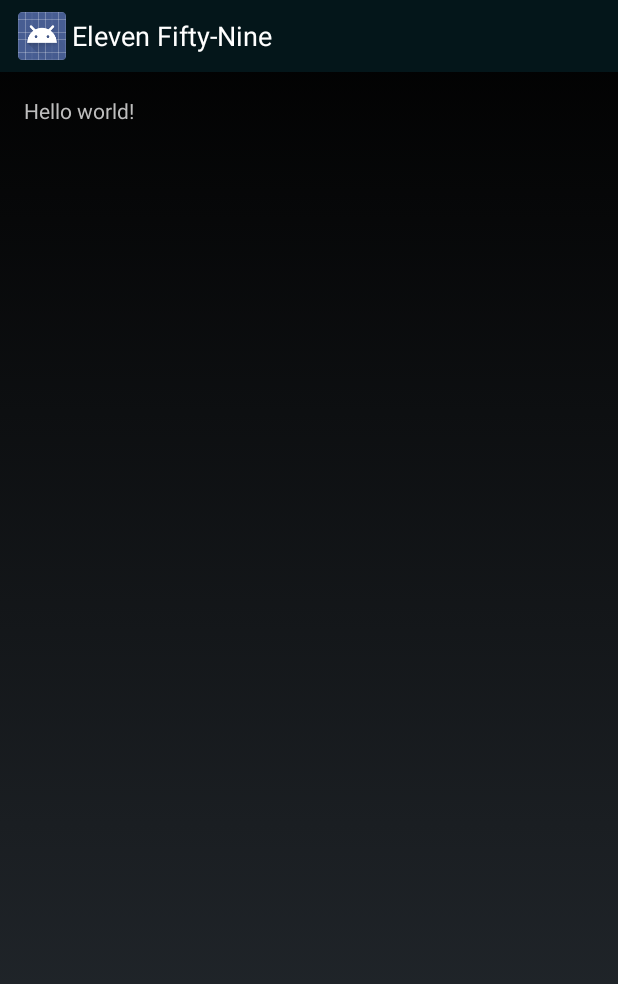
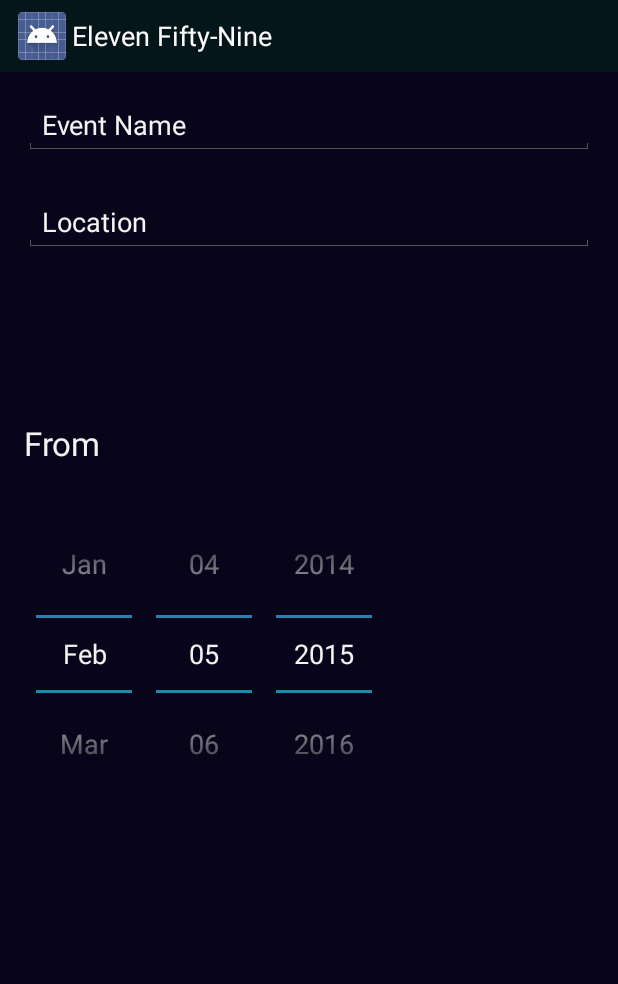
Before and after one commit to 080419android/droidCal, an Android app: the layout activity_input_task_view.xml on its own in the app's theme, with its tools: preview values and no code run, on a phone screen of 412 x 824 dp. Shown: the top 984 px of the screen. Run offline under Robolectric (Android 15) with nearby library versions, the phone set to English and light mode, and no system bars.

Commit message:
Added Input Task:

```diff
--- a/ElevenFifty-Nine/app/src/main/AndroidManifest.xml
+++ b/ElevenFifty-Nine/app/src/main/AndroidManifest.xml
@@ -16,6 +16,10 @@
                 <category android:name="android.intent.category.LAUNCHER" />
             </intent-filter>
         </activity>
+        <activity
+            android:name=".InputTaskView"
+            android:label="@string/title_activity_input_task_view" >
+        </activity>
     </application>
 
 </manifest>
--- a/ElevenFifty-Nine/app/src/main/res/layout/activity_input_task_view.xml
+++ b/ElevenFifty-Nine/app/src/main/res/layout/activity_input_task_view.xml
@@ -6,11 +6,46 @@
                 android:paddingRight="@dimen/activity_horizontal_margin"
                 android:paddingTop="@dimen/activity_vertical_margin"
                 android:paddingBottom="@dimen/activity_vertical_margin"
+                android:background="@color/MainBackground"
                 tools:context="com.droid080419.droid080419.elevenfifty_nine.InputTaskView">
 
+
+     <EditText
+               android:layout_width="wrap_content"
+               android:layout_height="wrap_content"
+               android:id="@+id/eventNameText"
+               android:layout_alignParentTop="true"
+               android:layout_alignParentStart="true"
+               android:text="Event Name"
+               android:layout_alignParentEnd="true"/>
+
+     <EditText
+               android:layout_width="wrap_content"
+               android:layout_height="wrap_content"
+               android:id="@+id/locationText"
+               android:text="Location"
+               android:layout_below="@+id/eventNameText"
+               android:layout_alignParentStart="true"
+               android:layout_marginTop="25dp"
+               android:layout_alignParentEnd="true"/>
+
+     <DatePicker
+               android:layout_width="wrap_content"
+               android:layout_height="wrap_content"
+               android:id="@+id/fromDatePicker"
+
+               android:calendarViewShown="false"
+               android:layout_centerVertical="true"
+               android:layout_alignParentStart="true"/>
+
      <TextView
-               android:text="@string/hello_world"
                android:layout_width="wrap_content"
-               android:layout_height="wrap_content"/>
+               android:layout_height="wrap_content"
+               android:textAppearance="?android:attr/textAppearanceLarge"
+               android:text="From"
+               android:id="@+id/fromTextView"
+               android:layout_above="@+id/fromDatePicker"
+               android:layout_alignParentStart="true"
+               android:layout_marginBottom="20dp"/>
 
 </RelativeLayout>
--- a/ElevenFifty-Nine/app/src/main/res/values/strings.xml
+++ b/ElevenFifty-Nine/app/src/main/res/values/strings.xml
@@ -5,12 +5,12 @@
     <string name="hello_world">Hello world!</string>
     <string name="action_settings">Settings</string>
     <string name="default_string">Default String</string>
-
     <string name="data_file">test.xml</string>
 
     <color name="MainBackground">#080419</color>
     <color name="AppBarColor">#04161A</color>
 
     <string name="title_activity_view_schedule">ViewScheduleActivity</string>
+    <string name="title_activity_input_task_view">InputTaskView</string>
 
 </resources>
```
Lines whose indentation alone changed are shown as unchanged.
